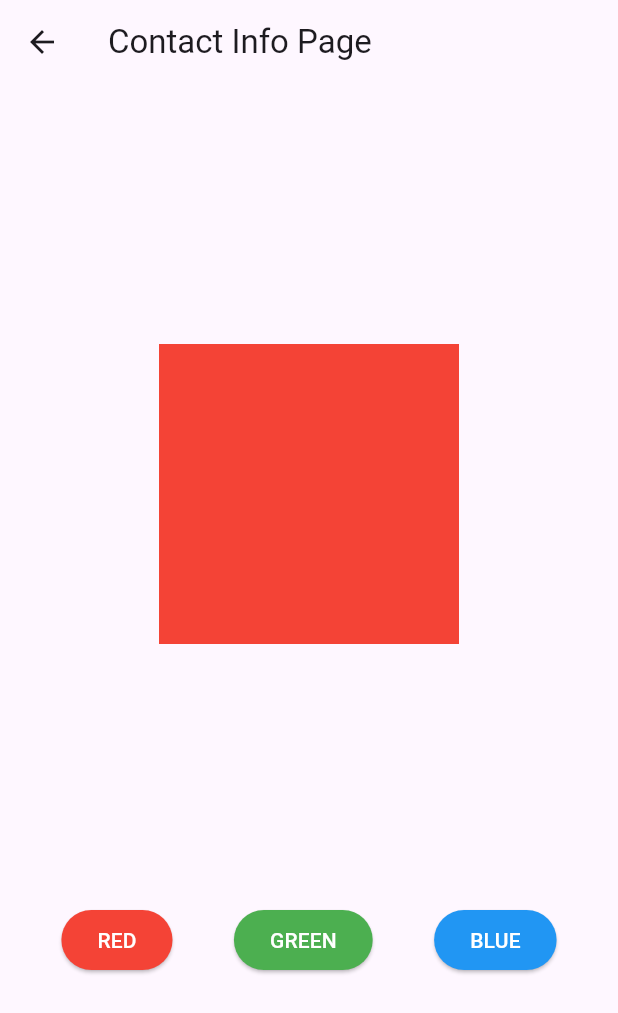
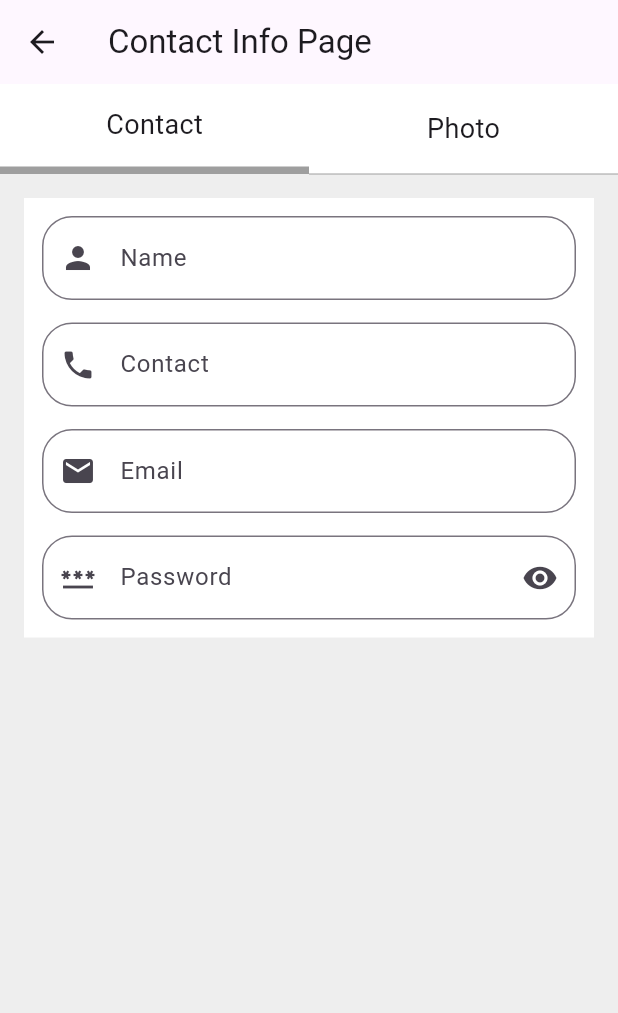
Before and after one commit to IamJayGondaliya/resume_builder_app_cf_06_07_24, a Flutter app: the ContactInfoPage screen opened by its route, on a phone screen of 412 x 824 dp. Shown: the top 1013 px of the screen. Run offline on Flutter 3.47's test engine with Material 3 defaults, Android fonts, the phone set to English and light mode, and no system bars.

Commit message:
06/08/2024 | TextField

```diff
--- /dev/null
+++ b/lib/utils/extension.dart
@@ -0,0 +1,6 @@
+import 'package:flutter/material.dart';
+
+extension MySize on int {
+  SizedBox get h => SizedBox(height: toDouble());
+  SizedBox get w => SizedBox(width: toDouble());
+}
--- a/lib/views/build_option_page/all_options/contact_info_page/contact_info_page.dart
+++ b/lib/views/build_option_page/all_options/contact_info_page/contact_info_page.dart
@@ -1,6 +1,8 @@
 import 'package:flutter/cupertino.dart';
 import 'package:flutter/material.dart';
+import 'package:flutter/painting.dart';
 import 'package:flutter/widgets.dart';
+import 'package:resume_builder_app/utils/extension.dart';
 
 class ContactInfoPage extends StatefulWidget {
   const ContactInfoPage({super.key});
@@ -11,20 +13,7 @@
 
 class _ContactInfoPageState extends State<ContactInfoPage> {
   int index = 0;
-  List<Map> colors = [
-    {
-      'name': "RED",
-      'color': Colors.red,
-    },
-    {
-      'name': "GREEN",
-      'color': Colors.green,
-    },
-    {
-      'name': "BLUE",
-      'color': Colors.blue,
-    },
-  ];
+  bool hide = true;
 
   void setIndex(int i) {
     index = i;
@@ -37,41 +26,174 @@
       appBar: AppBar(
         title: const Text("Contact Info Page"),
       ),
+      backgroundColor: Colors.grey.shade200,
       body: Center(
         child: Column(
-          mainAxisAlignment: MainAxisAlignment.spaceEvenly,
           children: [
-            IndexedStack(
-              index: index,
-              clipBehavior: Clip.none,
-              alignment: Alignment.center,
-              children: colors
-                  .map(
-                    (e) => Container(
-                      height: 200,
-                      width: 200,
-                      color: e['color'],
+            Row(
+              children: [
+                Expanded(
+                  child: GestureDetector(
+                    onTap: () {
+                      setIndex(0);
+                    },
+                    child: Container(
+                      height: 60,
+                      alignment: Alignment.center,
+                      decoration: BoxDecoration(
+                        color: Colors.white,
+                        border: Border(
+                          bottom: BorderSide(
+                            width: index == 0 ? 5 : 0,
+                            color: Colors.grey,
+                          ),
+                        ),
+                      ),
+                      child: const Text(
+                        "Contact",
+                        style: TextStyle(
+                          fontSize: 18,
+                        ),
+                      ),
                     ),
-                  )
-                  .toList(),
+                  ),
+                ),
+                Expanded(
+                  child: GestureDetector(
+                    onTap: () {
+                      setIndex(1);
+                    },
+                    child: Container(
+                      height: 60,
+                      alignment: Alignment.center,
+                      decoration: BoxDecoration(
+                        color: Colors.white,
+                        border: Border(
+                          bottom: BorderSide(
+                            width: index == 1 ? 5 : 0,
+                            color: Colors.grey,
+                          ),
+                        ),
+                      ),
+                      child: const Text(
+                        "Photo",
+                        style: TextStyle(
+                          fontSize: 18,
+                        ),
+                      ),
+                    ),
+                  ),
+                ),
+              ],
             ),
-            Row(
-              mainAxisAlignment: MainAxisAlignment.spaceEvenly,
-              children: colors
-                  .map(
-                    (e) => ElevatedButton(
-                      onPressed: () {
-                        setIndex(
-                          colors.indexOf(e),
-                        );
-                      },
-                      style: ElevatedButton.styleFrom(
-                          backgroundColor: e['color'],
-                          foregroundColor: Colors.white),
-                      child: Text(e['name']),
+            Expanded(
+              child: Padding(
+                padding: const EdgeInsets.all(16.0),
+                child: IndexedStack(
+                  index: index,
+                  children: [
+                    // Contact Page
+                    Container(
+                      decoration: const BoxDecoration(
+                        color: Colors.white,
+                      ),
+                      padding: const EdgeInsets.all(12),
+                      child: Column(
+                        mainAxisSize: MainAxisSize.min,
+                        children: [
+                          TextField(
+                            textInputAction: TextInputAction.next,
+                            decoration: InputDecoration(
+                              labelText: "Name",
+                              hintText: "Enter name",
+                              prefixIcon: const Icon(Icons.person),
+                              border: OutlineInputBorder(
+                                borderRadius: BorderRadius.circular(20),
+                              ),
+                            ),
+                          ),
+                          15.h,
+                          TextField(
+                            textInputAction: TextInputAction.next,
+                            keyboardType: TextInputType.phone,
+                            decoration: InputDecoration(
+                              labelText: "Contact",
+                              hintText: "Enter number",
+                              prefixIcon: const Icon(Icons.phone),
+                              border: OutlineInputBorder(
+                                borderRadius: BorderRadius.circular(20),
+                              ),
+                            ),
+                          ),
+                          15.h,
+                          TextField(
+                            textInputAction: TextInputAction.next,
+                            keyboardType: TextInputType.emailAddress,
+                            decoration: InputDecoration(
+                              labelText: "Email",
+                              hintText: "Enter email",
+                              prefixIcon: const Icon(Icons.email),
+                              border: OutlineInputBorder(
+                                borderRadius: BorderRadius.circular(20),
+                              ),
+                            ),
+                          ),
+                          15.h,
+                          TextField(
+                            obscureText: hide,
+                            textInputAction: TextInputAction.done,
+                            keyboardType: TextInputType.visiblePassword,
+                            decoration: InputDecoration(
+                              labelText: "Password",
+                              hintText: "Enter password",
+                              prefixIcon: const Icon(Icons.password),
+                              suffixIcon: IconButton(
+                                onPressed: () {
+                                  // 1
+                                  // if (hide == true) {
+                                  //   hide = false;
+                                  // } else {
+                                  //   hide = true;
+                                  // }
+                                  // 2
+                                  // if (hide) {
+                                  //   hide = false;
+                                  // } else {
+                                  //   hide = true;
+                                  // }
+                                  // 3
+                                  // hide = hide ? false : true;
+                                  // 4
+                                  hide = !hide;
+
+                                  setState(() {});
+                                },
+                                icon: Icon(
+                                  hide
+                                      ? Icons.visibility
+                                      : Icons.visibility_off,
+                                ),
+                              ),
+                              border: OutlineInputBorder(
+                                borderRadius: BorderRadius.circular(20),
+                              ),
+                            ),
+                          ),
+                        ],
+                      ),
                     ),
-                  )
-                  .toList(),
+                    // Photo Page
+                    Container(
+                      decoration: const BoxDecoration(
+                        color: Colors.white,
+                      ),
+                      child: const Column(
+                        mainAxisSize: MainAxisSize.min,
+                      ),
+                    ),
+                  ],
+                ),
+              ),
             ),
           ],
         ),
```
